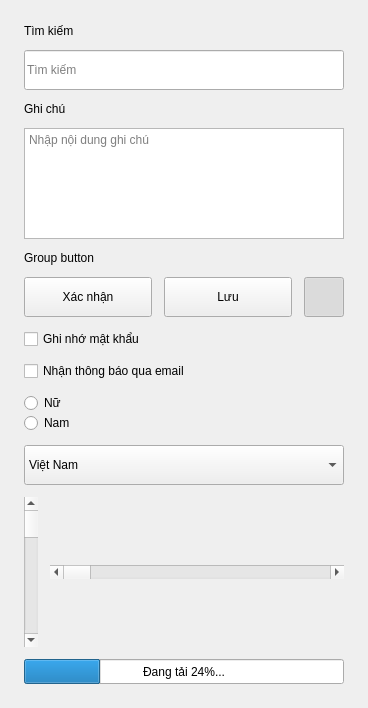
First picture: the form in main.ui, repository mundo88/change-theme-pyqt, before the edit.
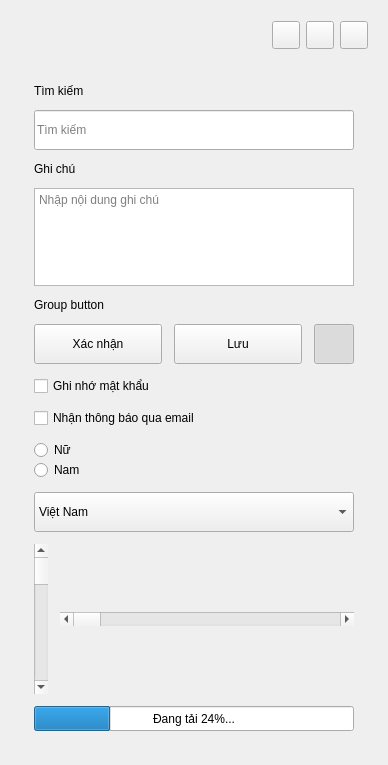
Second picture: the form after the edit. Icons and pictures are not drawn.

```diff
--- a/main.ui
+++ b/main.ui
@@ -6,32 +6,38 @@
    <rect>
     <x>0</x>
     <y>0</y>
-    <width>368</width>
-    <height>708</height>
+    <width>388</width>
+    <height>765</height>
    </rect>
   </property>
   <property name="windowTitle">
    <string>MainWindow</string>
   </property>
   <widget class="QWidget" name="centralwidget">
-   <layout class="QHBoxLayout" name="horizontalLayout">
+   <layout class="QVBoxLayout" name="verticalLayout">
     <property name="spacing">
      <number>0</number>
     </property>
     <property name="leftMargin">
-     <number>0</number>
+     <number>10</number>
     </property>
     <property name="topMargin">
-     <number>0</number>
+     <number>10</number>
     </property>
     <property name="rightMargin">
-     <number>0</number>
+     <number>10</number>
     </property>
     <property name="bottomMargin">
-     <number>0</number>
+     <number>10</number>
     </property>
     <item>
      <widget class="QWidget" name="styles" native="true">
+      <property name="minimumSize">
+       <size>
+        <width>0</width>
+        <height>50</height>
+       </size>
+      </property>
       <property name="styleSheet">
        <string notr="true">QProgressBar:horizontal {
     border: 1px solid #3A3939;
@@ -1256,6 +1262,216 @@
     border: 1px solid #AAAAAA;
 }</string>
       </property>
+      <layout class="QVBoxLayout" name="verticalLayout_7">
+       <property name="spacing">
+        <number>0</number>
+       </property>
+       <property name="leftMargin">
+        <number>0</number>
+       </property>
+       <property name="topMargin">
+        <number>0</number>
+       </property>
+       <property name="rightMargin">
+        <number>0</number>
+       </property>
+       <property name="bottomMargin">
+        <number>0</number>
+       </property>
+       <item>
+        <widget class="QWidget" name="navbar" native="true">
+         <property name="minimumSize">
+          <size>
+           <width>0</width>
+           <height>50</height>
+          </size>
+         </property>
+         <property name="styleSheet">
+          <string notr="true"/>
+         </property>
+         <layout class="QHBoxLayout" name="horizontalLayout_3">
+          <property name="leftMargin">
+           <number>10</number>
+          </property>
+          <property name="topMargin">
+           <number>0</number>
+          </property>
+          <property name="rightMargin">
+           <number>0</number>
+          </property>
+          <property name="bottomMargin">
+           <number>0</number>
+          </property>
+          <item>
+           <widget class="QLabel" name="label_4">
+            <property name="minimumSize">
+             <size>
+              <width>30</width>
+              <height>30</height>
+             </size>
+            </property>
+            <property name="maximumSize">
+             <size>
+              <width>30</width>
+              <height>30</height>
+             </size>
+            </property>
+            <property name="styleSheet">
+             <string notr="true">border-image: url(:/dark_blue/img/fb.png);</string>
+            </property>
+            <property name="text">
+             <string/>
+            </property>
+           </widget>
+          </item>
+          <item>
+           <widget class="QWidget" name="navButton" native="true">
+            <layout class="QHBoxLayout" name="horizontalLayout">
+             <property name="leftMargin">
+              <number>0</number>
+             </property>
+             <property name="topMargin">
+              <number>0</number>
+             </property>
+             <property name="rightMargin">
+              <number>10</number>
+             </property>
+             <property name="bottomMargin">
+              <number>0</number>
+             </property>
+             <item>
+              <widget class="QWidget" name="navMove" native="true">
+               <property name="styleSheet">
+                <string notr="true"/>
+               </property>
+              </widget>
+             </item>
+             <item>
+              <widget class="QPushButton" name="minimizeAppBtn">
+               <property name="minimumSize">
+                <size>
+                 <width>28</width>
+                 <height>28</height>
+                </size>
+               </property>
+               <property name="maximumSize">
+                <size>
+                 <width>28</width>
+                 <height>28</height>
+                </size>
+               </property>
+               <property name="cursor">
+                <cursorShape>PointingHandCursor</cursorShape>
+               </property>
+               <property name="toolTip">
+                <string>Minimize</string>
+               </property>
+               <property name="text">
+                <string/>
+               </property>
+               <property name="icon">
+                <iconset resource="style.qrc">
+                 <normaloff>:/dark_blue/img/icon_minimize.png</normaloff>:/dark_blue/img/icon_minimize.png</iconset>
+               </property>
+               <property name="iconSize">
+                <size>
+                 <width>20</width>
+                 <height>20</height>
+                </size>
+               </property>
+              </widget>
+             </item>
+             <item>
+              <widget class="QPushButton" name="maximizeRestoreAppBtn">
+               <property name="minimumSize">
+                <size>
+                 <width>28</width>
+                 <height>28</height>
+                </size>
+               </property>
+               <property name="maximumSize">
+                <size>
+                 <width>28</width>
+                 <height>28</height>
+                </size>
+               </property>
+               <property name="font">
+                <font>
+                 <family>Segoe UI</family>
+                 <pointsize>10</pointsize>
+                 <weight>50</weight>
+                 <italic>false</italic>
+                 <bold>false</bold>
+                 <stylestrategy>PreferDefault</stylestrategy>
+                </font>
+               </property>
+               <property name="cursor">
+                <cursorShape>PointingHandCursor</cursorShape>
+               </property>
+               <property name="toolTip">
+                <string>Maximize</string>
+               </property>
+               <property name="text">
+                <string/>
+               </property>
+               <property name="icon">
+                <iconset resource="style.qrc">
+                 <normaloff>:/dark_blue/img/icon_maximize.png</normaloff>:/dark_blue/img/icon_maximize.png</iconset>
+               </property>
+               <property name="iconSize">
+                <size>
+                 <width>20</width>
+                 <height>20</height>
+                </size>
+               </property>
+              </widget>
+             </item>
+             <item>
+              <widget class="QPushButton" name="closeAppBtn">
+               <property name="minimumSize">
+                <size>
+                 <width>28</width>
+                 <height>28</height>
+                </size>
+               </property>
+               <property name="maximumSize">
+                <size>
+                 <width>28</width>
+                 <height>28</height>
+                </size>
+               </property>
+               <property name="cursor">
+                <cursorShape>PointingHandCursor</cursorShape>
+               </property>
+               <property name="toolTip">
+                <string>Close</string>
+               </property>
+               <property name="text">
+                <string/>
+               </property>
+               <property name="icon">
+                <iconset resource="style.qrc">
+                 <normaloff>:/dark_blue/img/icon_close.png</normaloff>:/dark_blue/img/icon_close.png</iconset>
+               </property>
+               <property name="iconSize">
+                <size>
+                 <width>20</width>
+                 <height>20</height>
+                </size>
+               </property>
+              </widget>
+             </item>
+            </layout>
+           </widget>
+          </item>
+         </layout>
+        </widget>
+       </item>
+       <item>
+        <widget class="QWidget" name="main" native="true">
+         <property name="styleSheet">
+          <string notr="true"/>
+         </property>
       <layout class="QVBoxLayout" name="verticalLayout_6">
        <property name="spacing">
         <number>12</number>
@@ -1561,6 +1777,9 @@
          <property name="format">
           <string>Đang tải %p%...</string>
          </property>
+           </widget>
+          </item>
+         </layout>
         </widget>
        </item>
       </layout>
```
Left out of the diff: 10 changed lines with no effect on the pictures. Lines whose indentation alone changed are shown as unchanged.
